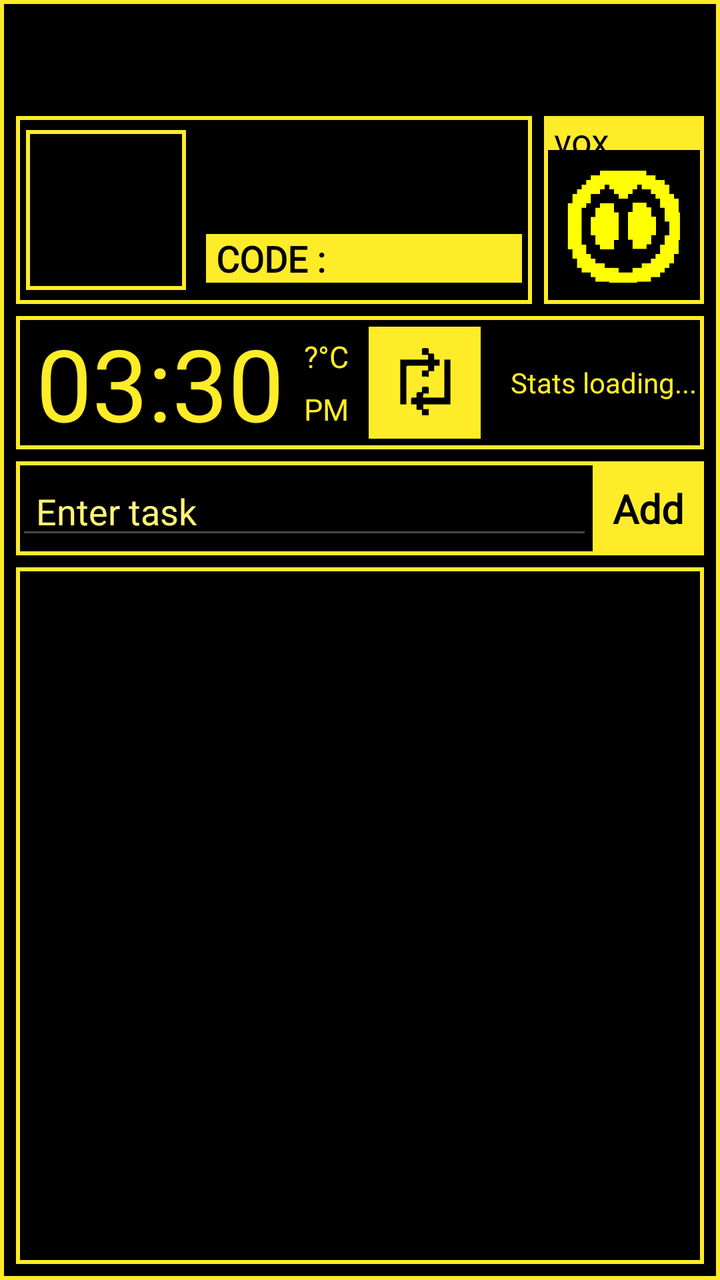
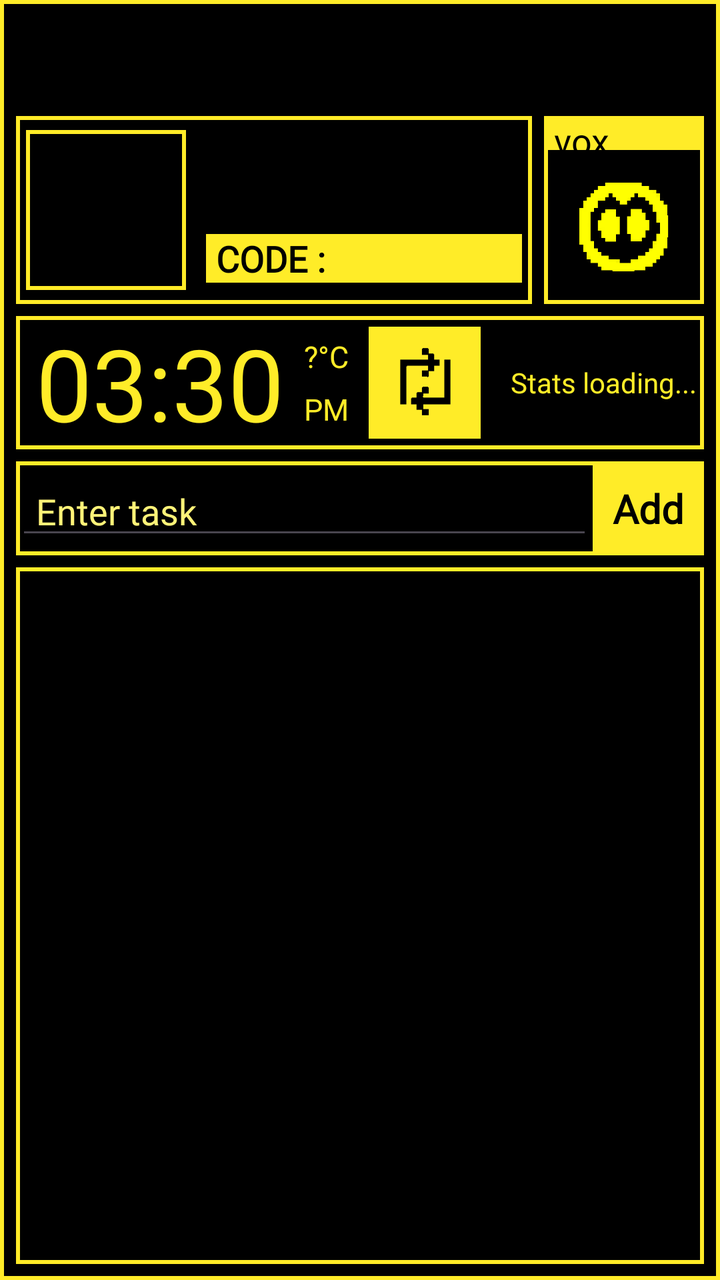

Compare the two renders of this Android layout. The source of the first and the diff that turns it into the second are given below.
<!-- AndroidManifest.xml: application theme Theme.VOX -->
<!-- res/layout/activity_main.xml -->
<?xml version="1.0" encoding="utf-8"?>
<androidx.constraintlayout.widget.ConstraintLayout xmlns:android="http://schemas.android.com/apk/res/android"
    xmlns:app="http://schemas.android.com/apk/res-auto"
    xmlns:tools="http://schemas.android.com/tools"
    android:id="@+id/main"
    android:layout_width="match_parent"
    android:layout_height="match_parent"
    tools:context=".MainActivity"
    android:background="@color/black">

    <LinearLayout
        android:layout_width="match_parent"
        android:layout_height="match_parent"
        android:background="@drawable/container_m"
        android:padding="5dp"
        android:orientation="vertical"
        app:layout_constraintBottom_toBottomOf="parent"
        app:layout_constraintEnd_toEndOf="parent"
        app:layout_constraintStart_toStartOf="parent"
        app:layout_constraintTop_toTopOf="parent">
        <LinearLayout
            android:layout_width="match_parent"
            android:layout_height="100dp"
            android:layout_marginTop="50dp"
            android:orientation="horizontal">
            <LinearLayout
                android:layout_width="0dp"
                android:layout_height="match_parent"
                android:layout_weight="1"
                android:layout_margin="3dp"
                android:orientation="horizontal"
                android:background="@drawable/container_m"
                android:gravity="center_vertical">
                <ImageView
                    android:id="@+id/myAvatar"
                    android:layout_width="80dp"
                    android:layout_height="80dp"
                    android:layout_margin="5dp"
                    android:background="@drawable/container_m"/>
                <LinearLayout
                    android:layout_width="match_parent"
                    android:layout_height="wrap_content"
                    android:orientation="vertical"
                    android:paddingLeft="5dp">
                    <TextView
                        android:id="@+id/tvUsername"
                        android:layout_width="wrap_content"
                        android:layout_height="wrap_content"
                        android:textSize="18sp"
                        android:fontFamily="@font/lowerpixel"
                        android:textColor="@color/yellow_main"/>
                    <TextView
                        android:id="@+id/tvEmail"
                        android:layout_width="wrap_content"
                        android:layout_height="wrap_content"
                        android:textSize="18sp"
                        android:fontFamily="@font/lowerpixel"
                        android:textColor="@color/yellow_main"/>
                    <TextView
                        android:id="@+id/codeTv"
                        android:layout_width="match_parent"
                        android:layout_height="wrap_content"
                        android:textSize="18sp"
                        android:fontFamily="@font/lowerpixel"
                        android:textColor="@color/black"
                        android:textStyle="bold"
                        android:paddingLeft="5dp"
                        android:layout_marginRight="5dp"
                        android:background="@color/yellow_main"
                        android:text="CODE :"/>
                </LinearLayout>

            </LinearLayout>
            <LinearLayout
                android:layout_width="80dp"
                android:layout_height="match_parent"
                android:orientation="vertical"
                android:layout_margin="3dp"
                android:background="@drawable/container_m">
                <TextView
                    android:layout_width="match_parent"
                    android:layout_height="17dp"
                    android:text="vox"
                    android:background="@color/yellow_main"
                    android:paddingLeft="5dp"
                    android:fontFamily="@font/pixelbold"
                    android:textSize="18sp"
                    android:textColor="@color/black"/>
                <ImageView
                    android:layout_width="match_parent"
                    android:layout_height="0dp"
                    android:layout_weight="1"
                    android:src="@drawable/vox_icon" />

            </LinearLayout>
        </LinearLayout>
        <LinearLayout
            android:layout_width="match_parent"
            android:layout_height="wrap_content"
            android:orientation="horizontal"
            android:layout_margin="3dp"
            android:gravity="center_vertical"
            android:background="@drawable/container_m">
            <TextView
                android:id="@+id/tvCurrentTime"
                android:layout_width="wrap_content"
                android:layout_height="wrap_content"
                android:textSize="50sp"
                android:textColor="@color/yellow_main"
                android:text="03:30"
                android:layout_marginLeft="10dp"
                android:fontFamily="@font/lowerpixel"/>
            <LinearLayout
                android:layout_width="wrap_content"
                android:layout_height="match_parent"
                android:orientation="vertical"
                android:layout_margin="10dp">
                <TextView
                    android:layout_width="wrap_content"
                    android:layout_height="0dp"
                    android:id="@+id/tvWeather"
                    android:layout_weight="1"
                    android:text="@string/weather_not_found"
                    android:textSize="15sp"
                    android:textColor="@color/yellow_main"
                    android:fontFamily="@font/lowerpixel"/>
                <TextView
                    android:id="@+id/tvCurrentMeridian"
                    android:layout_width="match_parent"
                    android:layout_height="wrap_content"
                    android:text="PM"
                    android:textSize="15sp"
                    android:textColor="@color/yellow_main"
                    android:fontFamily="@font/lowerpixel"/>
            </LinearLayout>
            <androidx.constraintlayout.widget.ConstraintLayout
                android:layout_width="wrap_content"
                android:layout_height="wrap_content"
                android:background="@color/yellow_main">

                <ImageView
                    android:id="@+id/loadBtn"
                    android:layout_width="40dp"
                    android:layout_height="40dp"
                    android:layout_margin="8dp"
                    android:src="@drawable/load1"
                    app:layout_constraintBottom_toBottomOf="parent"
                    app:layout_constraintEnd_toEndOf="parent"
                    app:layout_constraintStart_toStartOf="parent"
                    app:layout_constraintTop_toTopOf="parent" />


            </androidx.constraintlayout.widget.ConstraintLayout>
            <TextView
                android:id="@+id/tvStats"
                android:layout_width="wrap_content"
                android:layout_height="wrap_content"
                android:text="Stats loading..."
                android:layout_marginLeft="15dp"
                android:textColor="@color/yellow_main"
                android:fontFamily="@font/lowerpixel"/>


        </LinearLayout>
        <LinearLayout
            android:layout_width="match_parent"
            android:layout_height="wrap_content"
            android:orientation="horizontal"
            android:layout_margin="3dp"
            android:gravity="center_vertical"
            android:background="@drawable/container_m">
            <EditText
                android:id="@+id/etTask"
                android:layout_width="0dp"
                android:layout_weight="1"
                android:textSize="18sp"
                android:paddingLeft="10dp"
                android:layout_height="wrap_content"
                android:textColor="@color/yellow_secondary"
                android:textColorHint="@color/yellow_secondary"
                android:fontFamily="@font/lowerpixel"
                android:hint="Enter task"/>
                <TextView
                    android:id="@+id/btnAdd"
                    android:layout_width="wrap_content"
                    android:layout_height="wrap_content"
                    android:text="Add"
                    android:soundEffectsEnabled="false"
                    android:textStyle="bold"
                    android:padding="10dp"
                    android:textSize="20sp"
                    android:textColor="@color/black"
                    android:fontFamily="@font/lowerpixel"
                    android:background="@color/yellow_main"/>




        </LinearLayout>
        <androidx.recyclerview.widget.RecyclerView
            android:id="@+id/rvTasks"
            android:background="@drawable/container_m"
            android:layout_width="match_parent"
            android:layout_height="0dp"
            android:layout_margin="3dp"
            android:layout_weight="1"/>

    </LinearLayout>
</androidx.constraintlayout.widget.ConstraintLayout>
<!-- resources referenced by this layout -->
<resources>
  <color name="black">#FF000000</color>
  <color name="yellow_main">#FFEC28</color>
  <color name="yellow_secondary">#FFF378</color>
  <!-- drawable container_m (drawable) -->
  <?xml version="1.0" encoding="utf-8"?>
  <shape xmlns:android="http://schemas.android.com/apk/res/android">
      <stroke android:color="@color/yellow_main" android:width="2dp"/>
  </shape>
  <!-- drawable load1: png bitmap (drawable, 237 bytes) -->
  <!-- drawable vox_icon: png bitmap (drawable, 1225 bytes) -->
  <string name="weather_not_found">"?°C"</string>
  <style name="Theme.VOX" parent="Base.Theme.VOX" />
  <style name="Base.Theme.VOX" parent="Theme.Material3.DayNight.NoActionBar">
          
          
      </style>
</resources>

<!-- the commit's change to res/layout/activity_main.xml (unified diff, before → after) -->
@@ -87,10 +87,12 @@
                     android:textSize="18sp"
                     android:textColor="@color/black"/>
                 <ImageView
+                    android:id="@+id/voxEmote"
                     android:layout_width="match_parent"
                     android:layout_height="0dp"
                     android:layout_weight="1"
-                    android:src="@drawable/vox_icon" />
+                    android:layout_margin="8dp"
+                    android:src="@drawable/vox_icon_neutral" />
 
             </LinearLayout>
         </LinearLayout>
<!-- resource entries referenced after the edit -->
@@ -9,7 +9,7 @@
       <stroke android:color="@color/yellow_main" android:width="2dp"/>
   </shape>
   <!-- drawable load1: png bitmap (drawable, 237 bytes) -->
-  <!-- drawable vox_icon: png bitmap (drawable, 1225 bytes) -->
+  <!-- drawable vox_icon_neutral: png bitmap (drawable, 1216 bytes) -->
   <string name="weather_not_found">"?°C"</string>
   <style name="Theme.VOX" parent="Base.Theme.VOX" />
   <style name="Base.Theme.VOX" parent="Theme.Material3.DayNight.NoActionBar">
